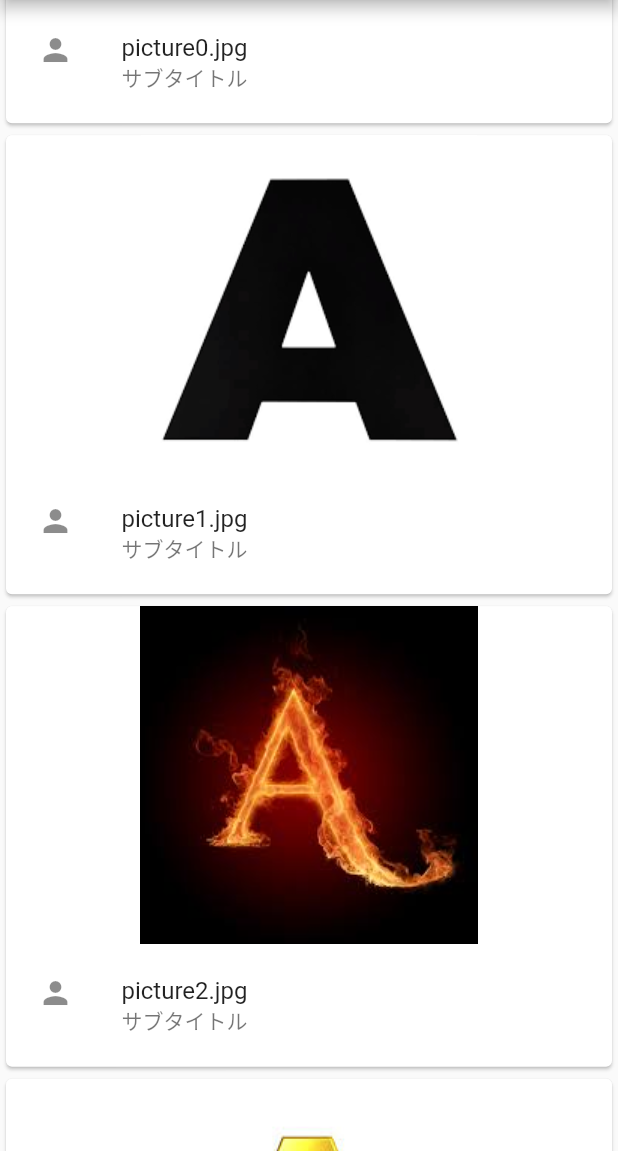
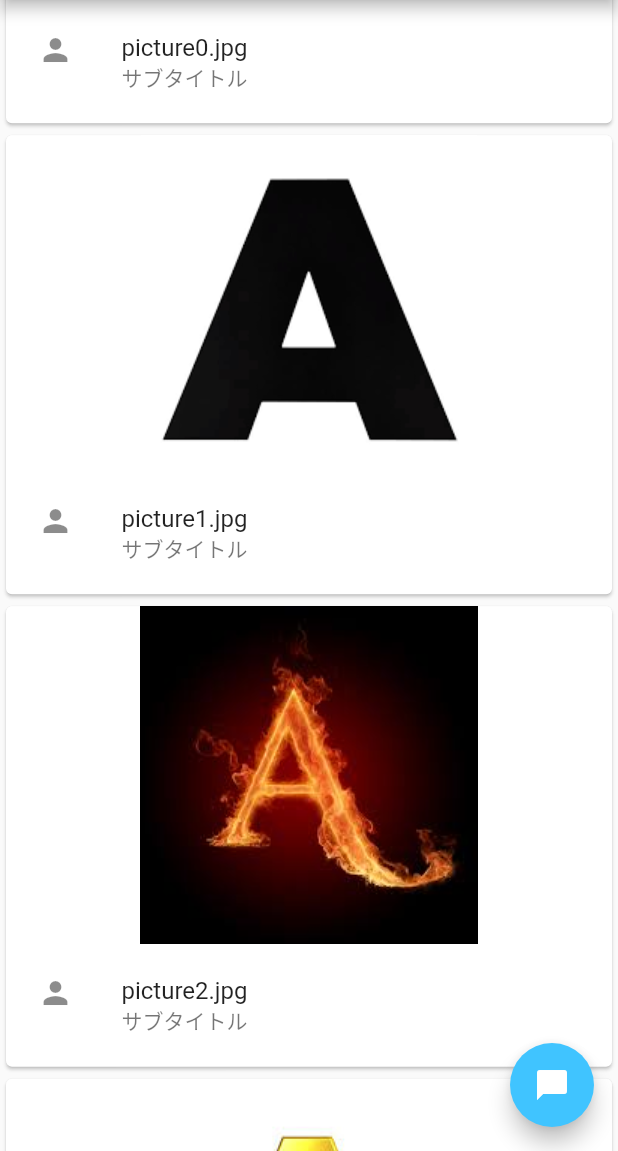
Before and after one commit to syu-kwsk/ftwitter, a Flutter app: the screen it shows after launch, scrolled down 576 dp, on a phone screen of 412 x 824 dp, the part 85-1236 px from its top. Run offline on Flutter 3.47's test engine with Material 2 defaults, Android fonts, the phone set to English and light mode, and no system bars.

Commit message:
Add floatingActionButton

```diff
--- a/lib/main.dart
+++ b/lib/main.dart
@@ -35,7 +35,8 @@ class _MyHomePageState extends State<MyHomePage> {
       appBar: AppBar(
         title: Text(widget.title),
       ),
-      body: ListView(
+      body: Center(
+        child: ListView(
           children: List.generate(5, (index) {
             return InkWell(
               onTap: () {
@@ -58,6 +59,14 @@ class _MyHomePageState extends State<MyHomePage> {
               ),
             );
           }),
+        ),
+      ),
+      floatingActionButton: FloatingActionButton(
+        onPressed: () {
+          // Add your onPressed code here!
+        },
+        child: Icon(Icons.chat_bubble),
+        backgroundColor: Colors.lightBlueAccent,
       ),
     );
   }
```
Lines whose indentation alone changed are shown as unchanged.
